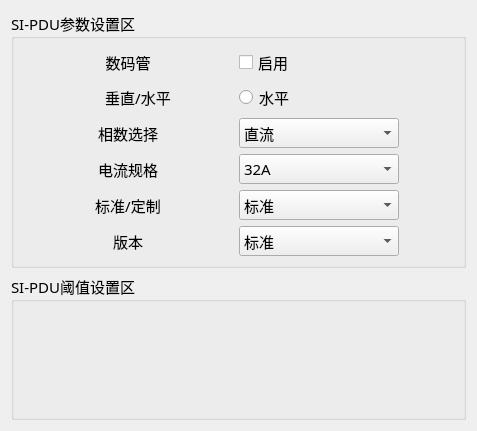
This is PDU-MonitorDebug/setting/set_siwid.ui in ChinaClever/PDU-MonitorDebug as Qt 5 draws it before an edit. The edited form follows.
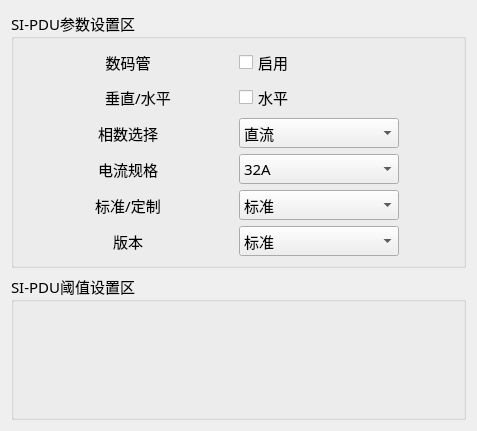
This is the edited form.

The edit to the form file:
```diff
--- a/PDU-MonitorDebug/setting/set_siwid.ui
+++ b/PDU-MonitorDebug/setting/set_siwid.ui
@@ -250,7 +250,7 @@
        </widget>
       </item>
       <item row="1" column="1">
-       <widget class="QRadioButton" name="HorizontalCheck">
+       <widget class="QCheckBox" name="HorizontalCheck">
         <property name="text">
          <string>水平</string>
         </property>
```
